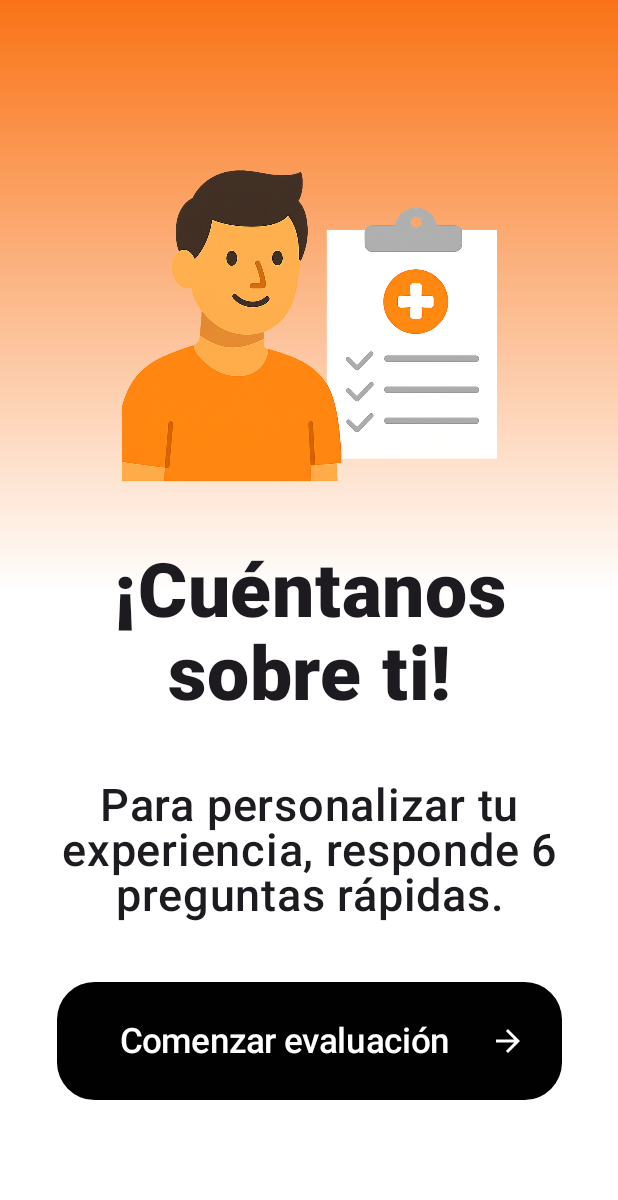
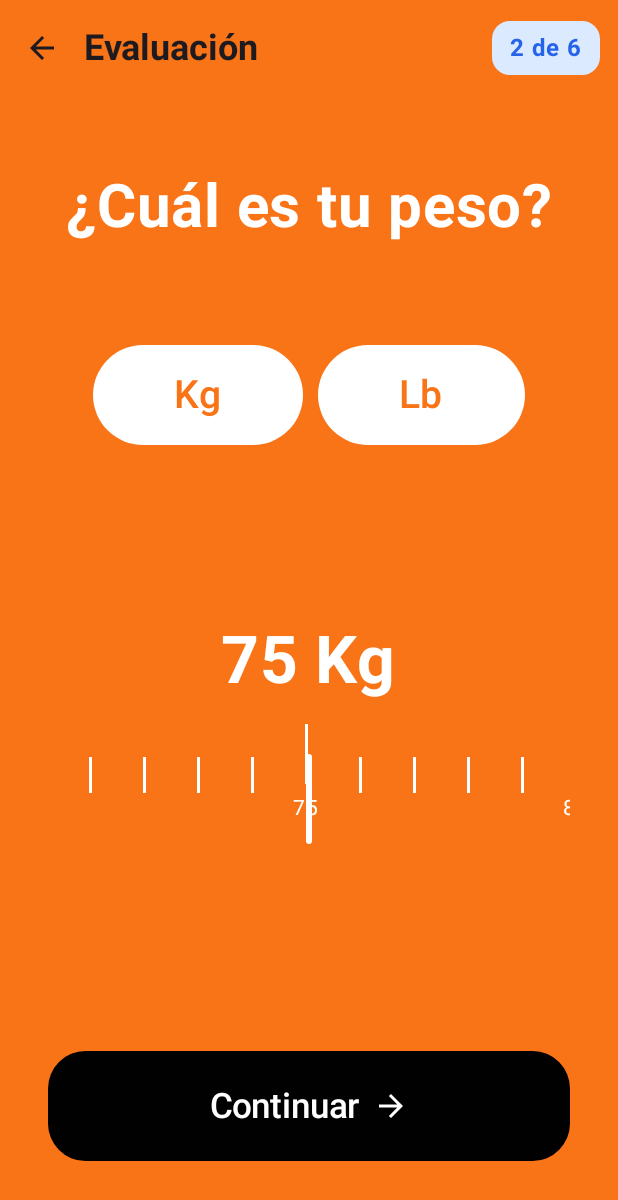
Before and after one commit to Hiidekii/HCI_Project, an Android app built with Jetpack Compose: the screen it shows after launch (MainActivity), on a phone screen of 412 x 824 dp. Shown: the top 1200 px of the screen. Run offline under Robolectric (Android 15) with nearby library versions, the phone set to English and light mode, and no system bars; libraries missing offline, so code that uses them is left out: androidx.sqlite.driver.

Commit message:
peso screen casi casi arreglar lo de que se suma 1 al cambio

```diff
--- a/composeApp/src/commonMain/kotlin/com/ulima/hci_project_g2/app/App.kt
+++ b/composeApp/src/commonMain/kotlin/com/ulima/hci_project_g2/app/App.kt
@@ -85,7 +85,7 @@ fun App(
         val navController = rememberNavController()
         NavHost(
             navController = navController,
-            startDestination = Route.UserDataGraph
+            startDestination = Route.UserDataGraph //Route.AuthGraph
         ) {
 
             navigation<Route.AuthGraph>(
@@ -112,7 +112,7 @@ fun App(
             }
 
             navigation<Route.UserDataGraph>(
-                startDestination = Route.UserDataStart
+                startDestination = Route.Peso //Route.UserDataStart
             ){
                 composable<Route.UserDataStart> {
                     UserDataStartScreen(
@@ -136,12 +136,16 @@ fun App(
                 composable<Route.Peso> {
                     PesoScreen(
                         onNextClick = {
-
+                            navController.navigate(Route.Altura)
                         },
                         onReturnClick = {
-
+                            navController.popBackStack()
                         }
                     )
+                }
+
+                composable<Route.Altura> {
+
                 }
             }
 
--- a/composeApp/src/commonMain/kotlin/com/ulima/hci_project_g2/features/userData/presentation/PesoScreen.kt
+++ b/composeApp/src/commonMain/kotlin/com/ulima/hci_project_g2/features/userData/presentation/PesoScreen.kt
@@ -1,6 +1,7 @@
 package com.ulima.hci_project_g2.features.userData.presentation
 
 import androidx.compose.foundation.background
+import androidx.compose.foundation.gestures.snapping.rememberSnapFlingBehavior
 import androidx.compose.foundation.layout.Arrangement
 import androidx.compose.foundation.layout.Box
 import androidx.compose.foundation.layout.Column
@@ -27,6 +28,7 @@ import androidx.compose.runtime.remember
 import androidx.compose.runtime.setValue
 import androidx.compose.ui.Alignment
 import androidx.compose.ui.Modifier
+import androidx.compose.ui.platform.LocalDensity
 import androidx.compose.ui.text.font.FontWeight
 import androidx.compose.ui.unit.dp
 import androidx.compose.ui.unit.sp
@@ -43,7 +45,9 @@ fun PesoScreen(
     onReturnClick: () -> Unit,
     userDataViewModel: UserDataViewModel = koinViewModel()
 ) {
-    var pesoSeleccionado by remember { mutableStateOf(159) }
+    var unidad by remember { mutableStateOf("") }
+    var pesoSeleccionadoLb by remember { mutableStateOf(159) }
+    var pesoSeleccionadoKg by remember { mutableStateOf(74) }
 
     Scaffold(
         topBar = {
@@ -73,14 +77,16 @@ fun PesoScreen(
                     fontSize = 40.sp,
                     color = PrimaryWhite
                 )
-                Spacer(modifier = Modifier.weight(1f))
+                Spacer(modifier = Modifier.height(20.dp))
                 Row(
                     modifier = Modifier.fillMaxWidth(),
                     horizontalArrangement = Arrangement.Center,
                     verticalAlignment = Alignment.CenterVertically
                 ) {
                     Button(
-                        onClick = {},
+                        onClick = {
+                            unidad = "kg"
+                        },
                         colors = ButtonDefaults.buttonColors(
                             containerColor = PrimaryWhite,
                             contentColor = PrimaryOrange
@@ -92,9 +98,11 @@ fun PesoScreen(
                             modifier = Modifier.padding(vertical = 10.dp, horizontal = 30.dp)
                         )
                     }
-                    Spacer(modifier = Modifier.width(30.dp))
+                    Spacer(modifier = Modifier.width(10.dp))
                     Button(
-                        onClick = {},
+                        onClick = {
+                            unidad = "lb"
+                        },
                         colors = ButtonDefaults.buttonColors(
                             containerColor = PrimaryWhite,
                             contentColor = PrimaryOrange
@@ -108,17 +116,33 @@ fun PesoScreen(
                     }
                 }
                 Spacer(modifier = Modifier.weight(1f))
-                PesoRulerPicker(
-                    pesoSeleccionado = pesoSeleccionado,
-                    onPesoSeleccionado = { pesoSeleccionado = it }
-                )
+                when(unidad){
+                    "kg" -> {
+                        PesoRulerPickerKg(
+                            pesoSeleccionado = pesoSeleccionadoKg,
+                            onPesoSeleccionado = { pesoSeleccionadoKg = it }
+                        )
+                    }
+                    "lb" -> {
+                        PesoRulerPickerLb(
+                            pesoSeleccionado = pesoSeleccionadoLb,
+                            onPesoSeleccionado = { pesoSeleccionadoLb = it }
+                        )
+                    }
+                    else -> {
+                        PesoRulerPickerKg(
+                            pesoSeleccionado = pesoSeleccionadoKg,
+                            onPesoSeleccionado = { pesoSeleccionadoKg = it }
+                        )
+                    }
+                }
                 Spacer(modifier = Modifier.weight(1f))
                 MyActionButton(
                     text = "Continuar",
                     enabled = true,
                     isLoading = false,
                     onClick = {
-                        //userDataViewModel.savePesoPreferences(edadSeleccionada)
+                        userDataViewModel.savePesoPreferences(pesoSeleccionadoLb)
                         onNextClick()
                     }
                 )
@@ -128,7 +152,7 @@ fun PesoScreen(
 }
 
 @Composable
-fun PesoRulerPicker(
+fun PesoRulerPickerLb(
     pesoSeleccionado: Int,
     onPesoSeleccionado: (Int) -> Unit,
     min: Int = 30,
@@ -136,14 +160,25 @@ fun PesoRulerPicker(
 ) {
     val items = (min..max).toList()
     val listState = rememberLazyListState()
+    val itemWidth = 36.dp
+    val density = LocalDensity.current
 
+    // Convertir itemWidth a px para compensar offset visual
+    val itemWidthPx = with(density) { itemWidth.toPx() }
+    val centerOffsetPx = itemWidthPx * 3  // 3 ítems visibles aprox a cada lado
+
+    // 🔧 Ajustar scroll inicial solo al montar
     LaunchedEffect(Unit) {
-        listState.scrollToItem(pesoSeleccionado - min)
+        listState.scrollToItem(
+            index = pesoSeleccionado - min,
+            scrollOffset = -itemWidthPx.toInt() / 2 // Centrar el ítem bien
+        )
     }
 
+    // Determinar el item más cercano al centro real
     val layoutInfo = listState.layoutInfo
-    val center = layoutInfo.viewportEndOffset / 2
     val visibleItems = layoutInfo.visibleItemsInfo
+    val center = layoutInfo.viewportStartOffset + layoutInfo.viewportEndOffset / 2
 
     val itemCentrado = visibleItems.minByOrNull {
         abs((it.offset + it.size / 2) - center)
@@ -151,7 +186,12 @@ fun PesoRulerPicker(
 
     LaunchedEffect(itemCentrado) {
         itemCentrado?.let { index ->
-            onPesoSeleccionado(min + index)
+            if (index in items.indices) {
+                val valorCorregido = (items[index] + 1).coerceIn(min, max)
+                if (valorCorregido != pesoSeleccionado) {
+                    onPesoSeleccionado(valorCorregido)
+                }
+            }
         }
     }
 
@@ -162,7 +202,7 @@ fun PesoRulerPicker(
             text = "$pesoSeleccionado Lbs",
             fontSize = 44.sp,
             fontWeight = FontWeight.Bold,
-            color = Color.White
+            color = PrimaryWhite
         )
 
         Spacer(modifier = Modifier.height(16.dp))
@@ -170,48 +210,151 @@ fun PesoRulerPicker(
         Box(
             modifier = Modifier
                 .fillMaxWidth()
-                .height(80.dp)
+                .height(100.dp)
         ) {
             LazyRow(
                 state = listState,
                 contentPadding = PaddingValues(horizontal = 100.dp),
-                verticalAlignment = Alignment.CenterVertically
+                verticalAlignment = Alignment.CenterVertically,
+                flingBehavior = rememberSnapFlingBehavior(lazyListState = listState)
             ) {
                 items(items.size) { index ->
-                    val valor = min + index
-                    val isMarcaPrincipal = valor % 5 == 0
+                    val value = items[index]
+                    val isMainMark = value % 5 == 0
                     Column(
                         horizontalAlignment = Alignment.CenterHorizontally,
                         verticalArrangement = Arrangement.Center,
-                        modifier = Modifier
-                            .width(16.dp)
+                        modifier = Modifier.width(itemWidth)
                     ) {
                         Box(
                             modifier = Modifier
-                                .height(if (isMarcaPrincipal) 40.dp else 20.dp)
+                                .height(if (isMainMark) 40.dp else 24.dp)
                                 .width(2.dp)
-                                .background(Color.White)
+                                .background(PrimaryWhite)
                         )
-                        if (isMarcaPrincipal) {
+                        if (isMainMark) {
                             Text(
-                                text = valor.toString(),
-                                fontSize = 12.sp,
-                                color = Color.White,
-                                modifier = Modifier.padding(top = 4.dp)
+                                text = value.toString(),
+                                fontSize = 14.sp,
+                                color = PrimaryWhite,
+                                modifier = Modifier.padding(top = 4.dp),
+                                maxLines = 1
                             )
                         }
                     }
                 }
             }
 
-            // Línea guía central
+            // Línea fija al centro
             Box(
                 modifier = Modifier
                     .align(Alignment.Center)
                     .height(60.dp)
                     .width(4.dp)
-                    .background(Color.White, shape = RoundedCornerShape(2.dp))
+                    .background(PrimaryWhite, shape = RoundedCornerShape(2.dp))
             )
         }
     }
 }
+
+@Composable
+fun PesoRulerPickerKg(
+    pesoSeleccionado: Int,
+    onPesoSeleccionado: (Int) -> Unit,
+    min: Int = 40,
+    max: Int = 150
+) {
+    val items = (min..max).toList()
+    val listState = rememberLazyListState()
+    val itemWidth = 36.dp
+    val density = LocalDensity.current
+
+    val itemWidthPx = with(density) { itemWidth.toPx() }
+    val centerOffsetPx = itemWidthPx * 3
+
+    // Posición inicial del scroll
+    LaunchedEffect(Unit) {
+        listState.scrollToItem(
+            index = pesoSeleccionado - min,
+            scrollOffset = -itemWidthPx.toInt() / 2
+        )
+    }
+
+    val layoutInfo = listState.layoutInfo
+    val visibleItems = layoutInfo.visibleItemsInfo
+    val center = layoutInfo.viewportStartOffset + layoutInfo.viewportEndOffset / 2
+
+    val itemCentrado = visibleItems.minByOrNull {
+        abs((it.offset + it.size / 2) - center)
+    }?.index
+
+    LaunchedEffect(itemCentrado) {
+        itemCentrado?.let { index ->
+            if (index in items.indices) {
+                val valorCorregido = (items[index] + 1).coerceIn(min, max)
+                if (valorCorregido != pesoSeleccionado) {
+                    onPesoSeleccionado(valorCorregido)
+                }
+            }
+        }
+    }
+
+    Column(horizontalAlignment = Alignment.CenterHorizontally) {
+        Text(
+            text = "$pesoSeleccionado Kg",
+            fontSize = 44.sp,
+            fontWeight = FontWeight.Bold,
+            color = PrimaryWhite
+        )
+
+        Spacer(modifier = Modifier.height(16.dp))
+
+        Box(
+            modifier = Modifier
+                .fillMaxWidth()
+                .height(100.dp)
+        ) {
+            LazyRow(
+                state = listState,
+                contentPadding = PaddingValues(horizontal = 100.dp),
+                verticalAlignment = Alignment.CenterVertically,
+                flingBehavior = rememberSnapFlingBehavior(lazyListState = listState)
+            ) {
+                items(items.size) { index ->
+                    val value = items[index]
+                    val isMainMark = value % 5 == 0
+                    Column(
+                        horizontalAlignment = Alignment.CenterHorizontally,
+                        verticalArrangement = Arrangement.Center,
+                        modifier = Modifier.width(itemWidth)
+                    ) {
+                        Box(
+                            modifier = Modifier
+                                .height(if (isMainMark) 40.dp else 24.dp)
+                                .width(2.dp)
+                                .background(PrimaryWhite)
+                        )
+                        if (isMainMark) {
+                            Text(
+                                text = value.toString(),
+                                fontSize = 14.sp,
+                                color = PrimaryWhite,
+                                modifier = Modifier.padding(top = 4.dp),
+                                maxLines = 1
+                            )
+                        }
+                    }
+                }
+            }
+
+            // Indicador central
+            Box(
+                modifier = Modifier
+                    .align(Alignment.Center)
+                    .height(60.dp)
+                    .width(4.dp)
+                    .background(PrimaryWhite, shape = RoundedCornerShape(2.dp))
+            )
+        }
+    }
+}
```
Also changed, not shown: composeApp/src/commonMain/kotlin/com/ulima/hci_project_g2/features/userData/presentation/UserDataViewModel.kt (+9 -0 lines).
